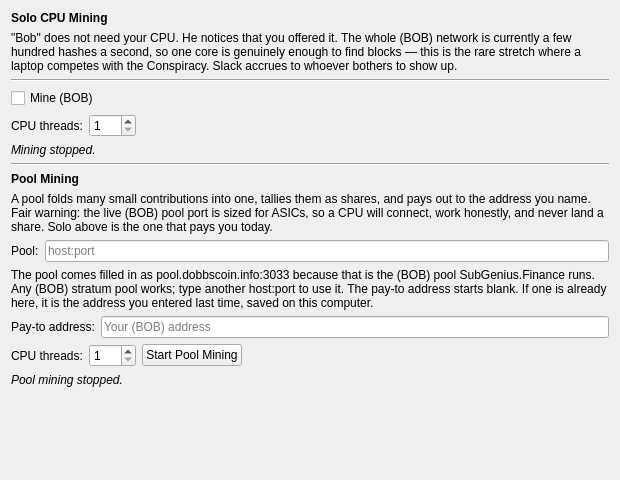
First picture: the form in src/qt/forms/miningpage.ui, repository dobbscoin/dobbscoin-source, before the edit.
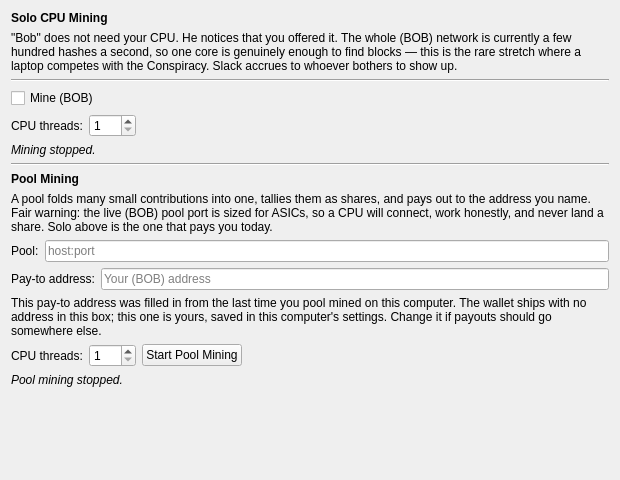
Second picture: the form after the edit.

Commit message:
qt: explain a pay-to address that arrives filled in
No address ships in the pool pay-to box; the only way it is filled is the
user's own entry from a previous session, saved in QSettings. When that
happens, a note under the box says so, so nobody mistakes it for a preset
that pays someone else. Replaces the always-on note about the pool field.

What changed in the file:
```diff
--- a/src/qt/forms/miningpage.ui
+++ b/src/qt/forms/miningpage.ui
@@ -154,16 +154,6 @@
      </item>
     </layout>
    </item>
-   <item>
-    <widget class="QLabel" name="poolMiningPresetNote">
-     <property name="text">
-      <string>The pool comes filled in as pool.dobbscoin.info:3033 because that is the (BOB) pool SubGenius.Finance runs. Any (BOB) stratum pool works; type another host:port to use it. The pay-to address starts blank. If one is already here, it is the address you entered last time, saved on this computer.</string>
-     </property>
-     <property name="wordWrap">
-      <bool>true</bool>
-     </property>
-    </widget>
-   </item>
    <item>
     <layout class="QHBoxLayout" name="poolMiningAddressRow">
      <item>
@@ -182,6 +172,19 @@
      </item>
     </layout>
    </item>
+   <item>
+    <widget class="QLabel" name="poolMiningAddressNote">
+     <property name="visible">
+      <bool>false</bool>
+     </property>
+     <property name="text">
+      <string>This pay-to address was filled in from the last time you pool mined on this computer. The wallet ships with no address in this box; this one is yours, saved in this computer's settings. Change it if payouts should go somewhere else.</string>
+     </property>
+     <property name="wordWrap">
+      <bool>true</bool>
+     </property>
+    </widget>
+   </item>
    <item>
     <layout class="QHBoxLayout" name="poolMiningThreadsRow">
      <item>
```
The commit also changes 1 other file.
